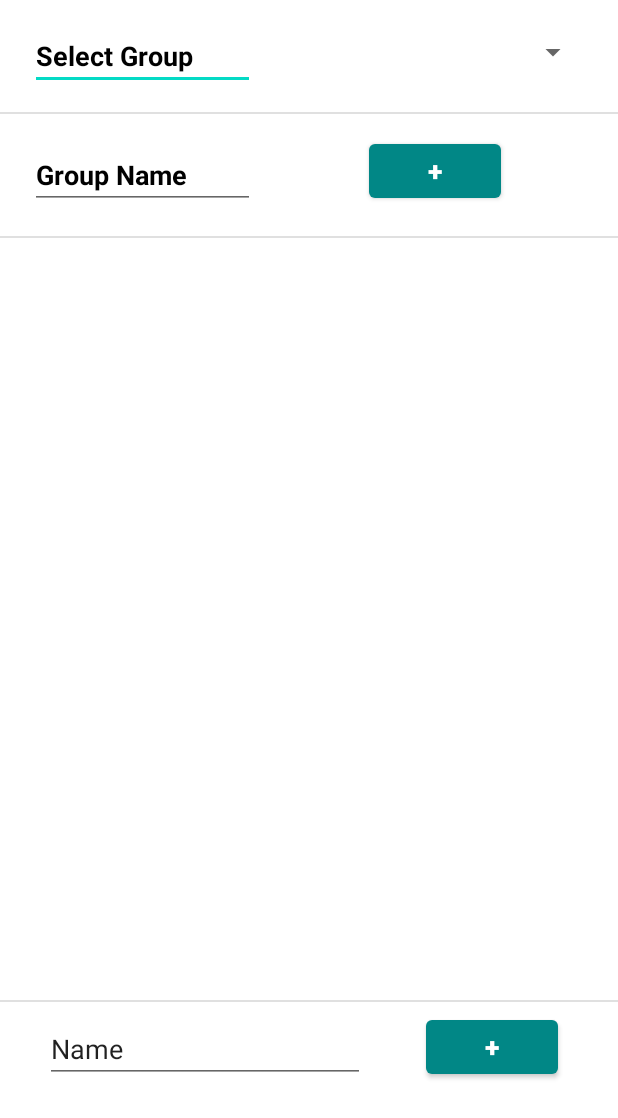
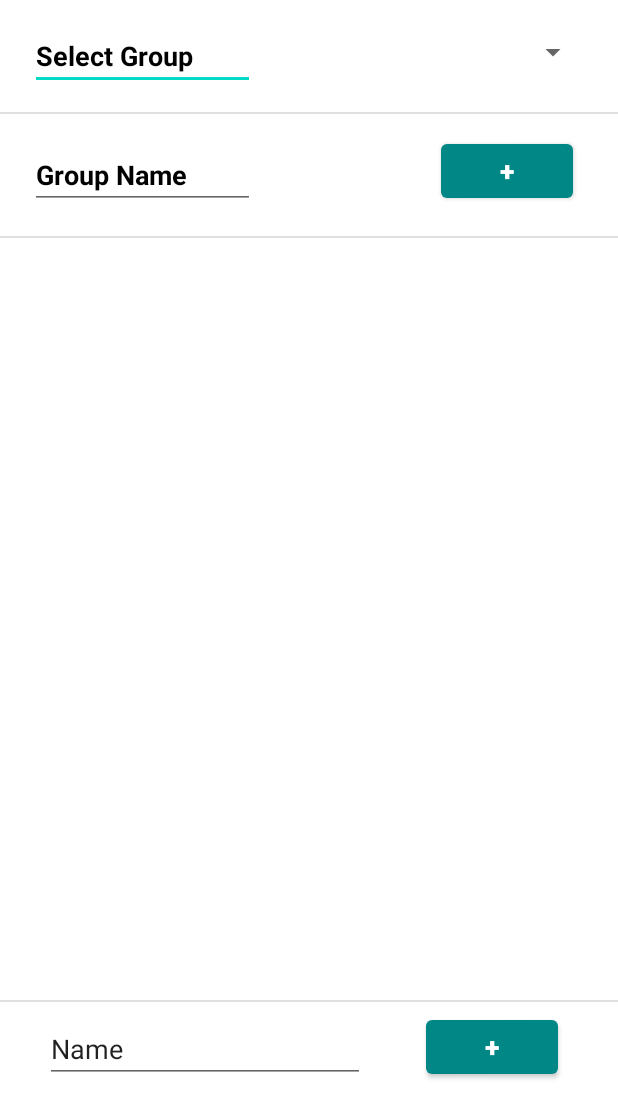
Before and after one commit to sw21-tug/Team_22, an Android app: the layout fragement_display_group.xml on its own in the app's theme, with its tools: preview values and no code run, on a phone screen of 412 x 824 dp. Shown: the top 1118 px of the screen. Run offline under Robolectric (Android 15) with nearby library versions, the phone set to English and light mode, and no system bars.

```diff
--- a/Client/app/src/main/res/layout/fragement_display_group.xml
+++ b/Client/app/src/main/res/layout/fragement_display_group.xml
@@ -89,7 +89,6 @@
             android:id="@+id/saveGroupBtn"
             android:layout_width="wrap_content"
             android:layout_height="wrap_content"
-            android:layout_marginStart="76dp"
             android:layout_marginTop="10dp"
             android:layout_marginEnd="30dp"
             android:layout_marginBottom="10dp"
@@ -99,8 +98,6 @@
             app:backgroundTint="@color/teal_700"
             app:layout_constraintBottom_toTopOf="@+id/divider2"
             app:layout_constraintEnd_toEndOf="parent"
-            app:layout_constraintHorizontal_bias="0.0"
-            app:layout_constraintStart_toEndOf="@+id/groupNameText"
             app:layout_constraintTop_toBottomOf="@+id/divider3" />
 
         <Spinner
```
